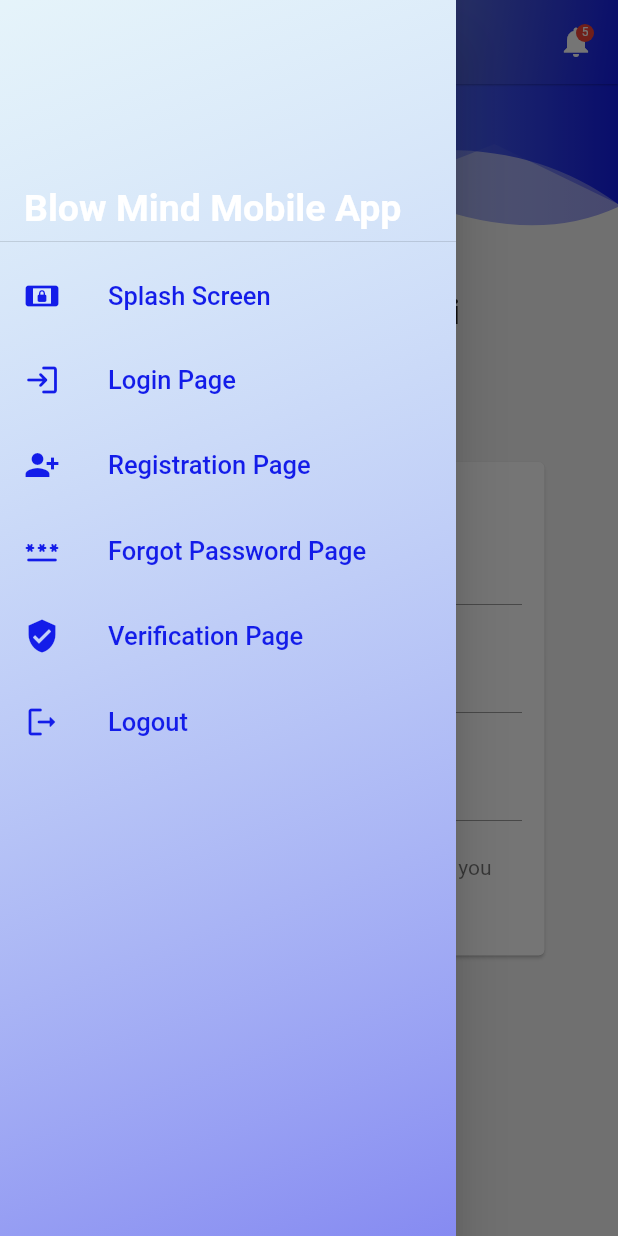
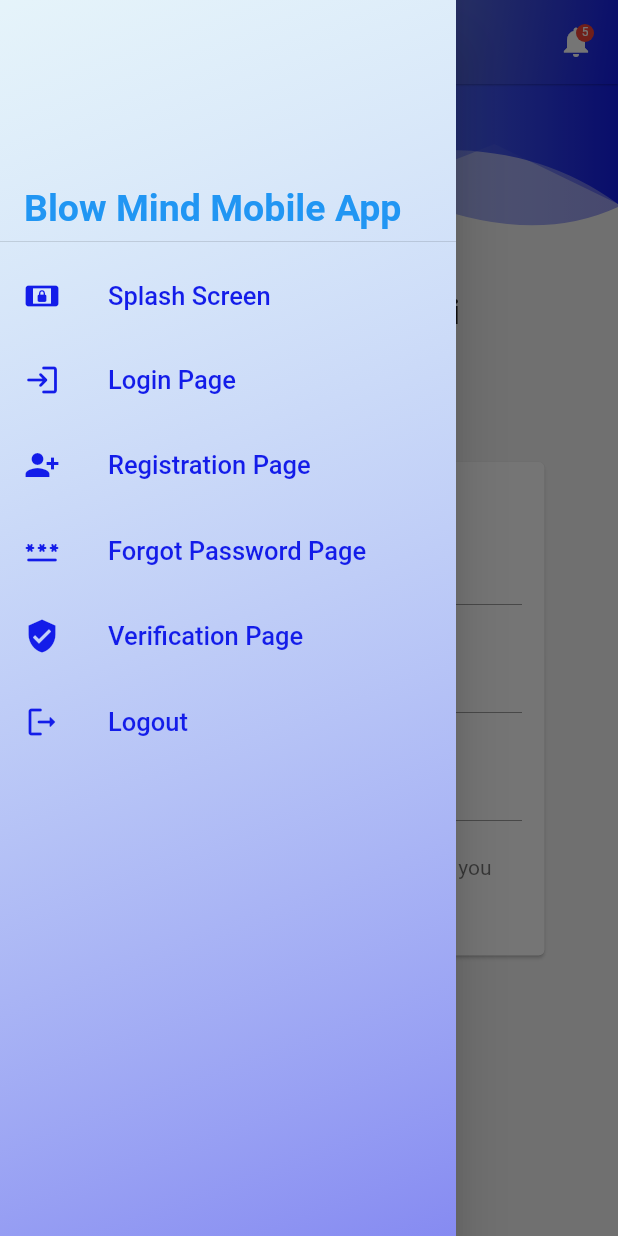
Before and after one commit to TitusJusuNabieu/blow-mind, a Flutter app: the ProfilePage screen opened directly, with the side drawer open, on a phone screen of 412 x 824 dp. Run offline on Flutter 3.47's test engine with Material 2 defaults, Android fonts, the phone set to English and light mode, and no system bars; our stand-ins replace font_awesome_flutter, hexcolor, otp_text_field.

Commit message:
fixed a color issue

```diff
--- a/lib/pages/profile_page.dart
+++ b/lib/pages/profile_page.dart
@@ -89,7 +89,7 @@ class _ProfilePageState extends State<ProfilePage>{
                 child: Container(
                   alignment: Alignment.bottomLeft,
                   child: Text("Blow Mind Mobile App",
-                    style: TextStyle(fontSize: 25,color: Colors.white, fontWeight: FontWeight.bold),
+                    style: TextStyle(fontSize: 25,color: Colors.blue, fontWeight: FontWeight.bold),
                   ),
                 ),
               ),
```
